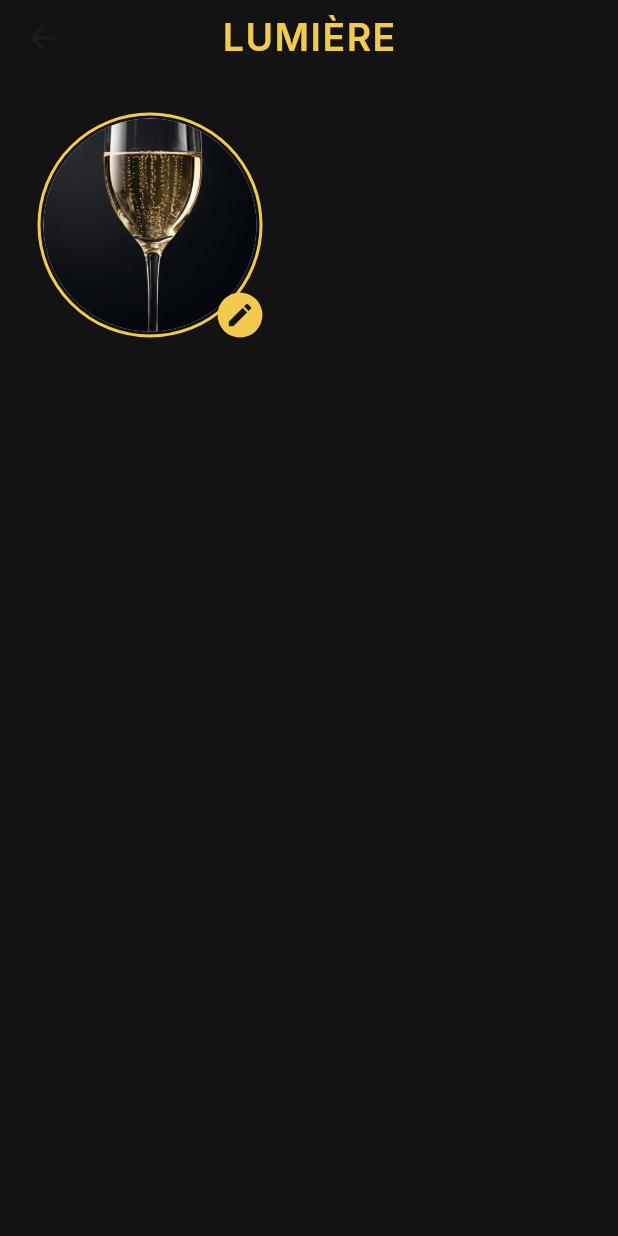
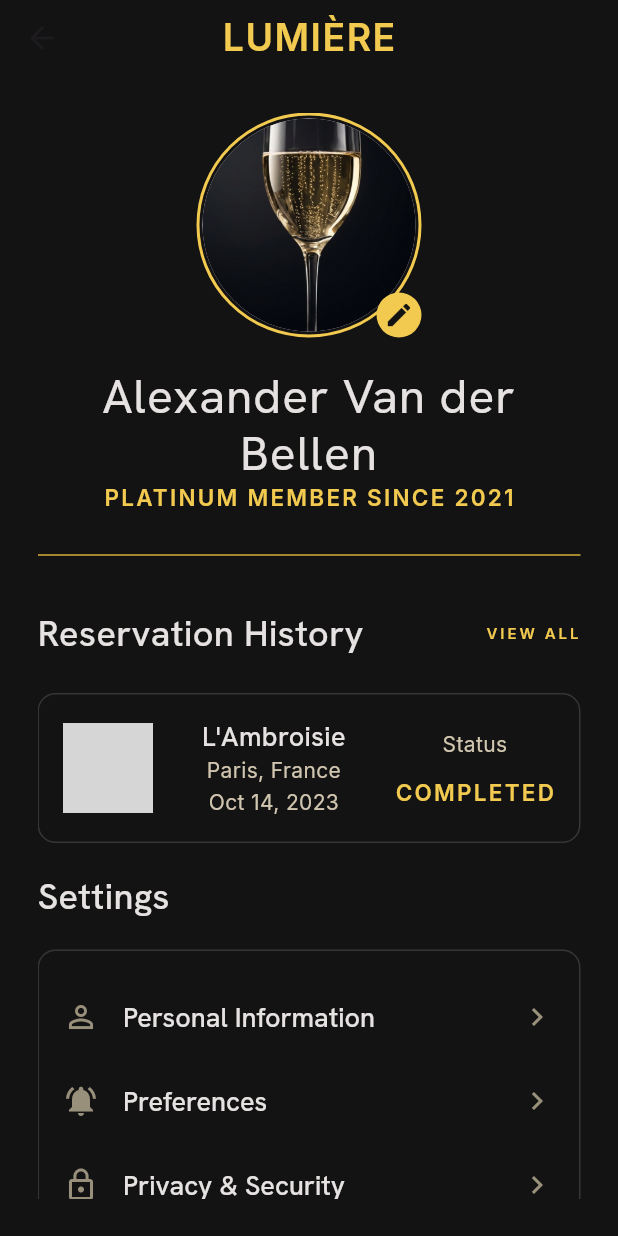
Before and after one commit to Loaya9779/Aura_Luxury_Reservations, a Flutter app: the ProfileScreen screen opened by its route, on a phone screen of 412 x 824 dp. Run offline on Flutter 3.47's test engine with Material 3 defaults, Android fonts, the phone set to English and light mode, and no system bars; our stand-ins replace cloud_firestore, firebase_auth, firebase_core, flutter_bloc, flutter_screenutil, google_fonts and 2 more; accounts and stored records are empty; network calls fail; grey boxes are pictures that could not be loaded.

Commit message:
feat: enhance profile screen layout and add booking history components with setting list tiles and finishing profile screen ui

```diff
--- a/lib/features/profile/screen/profile_screen.dart
+++ b/lib/features/profile/screen/profile_screen.dart
@@ -1,6 +1,10 @@
 import 'package:aura_luxury_reservations/core/app_colors.dart';
+import 'package:aura_luxury_reservations/core/app_style.dart';
 import 'package:aura_luxury_reservations/core/widgets/custom_app_bar.dart';
+import 'package:aura_luxury_reservations/features/profile/widgets/custom_list_tile.dart';
+import 'package:aura_luxury_reservations/features/profile/widgets/profile_booking_history_container.dart';
 import 'package:aura_luxury_reservations/features/profile/widgets/profile_picture_widget.dart';
+import 'package:aura_luxury_reservations/features/profile/widgets/view_all_history_row.dart';
 import 'package:flutter/material.dart';
 
 class ProfileScreen extends StatelessWidget {
@@ -13,7 +17,60 @@ class ProfileScreen extends StatelessWidget {
       backgroundColor: AppColors.background,
       body: Padding(
         padding: EdgeInsets.all(25),
-        child: Column(children: [ProfilePicture()]),
+        child: SingleChildScrollView(
+          child: Column(
+            children: [
+              ProfilePicture(),
+              SizedBox(height: 20),
+              Text(
+                "Alexander Van der Bellen",
+                style: AppStyle.headlineLarge,
+                textAlign: TextAlign.center,
+              ),
+              Text("PLATINUM MEMBER SINCE 2021", style: AppStyle.labelMedium),
+              Padding(
+                padding: EdgeInsetsGeometry.symmetric(vertical: 20),
+                child: Divider(color: AppColors.gold),
+              ),
+              ViewAllHistoryRow(),
+              ProfileBookingHistoryContainer(),
+              SizedBox(height: 20),
+              Row(children: [Text("Settings", style: AppStyle.headlineMedium)]),
+              SizedBox(height: 20),
+              Container(
+                padding: EdgeInsets.all(16),
+                decoration: BoxDecoration(
+                  border: Border.all(width: 1, color: AppColors.surfaceHighest),
+                  borderRadius: BorderRadius.circular(12),
+                ),
+                child: Column(
+                  children: [
+                    CustomListTile(
+                      icon: Icons.person_outline,
+                      title: "Personal Information",
+                      isSignout: false,
+                    ),
+                    CustomListTile(
+                      icon: Icons.notifications_active,
+                      title: "Preferences",
+                      isSignout: false,
+                    ),
+                    CustomListTile(
+                      icon: Icons.lock_outline,
+                      title: "Privacy & Security",
+                      isSignout: false,
+                    ),
+                    CustomListTile(
+                      icon: Icons.logout,
+                      title: "Sign Out",
+                      isSignout: true,
+                    ),
+                  ],
+                ),
+              ),
+            ],
+          ),
+        ),
       ),
     );
   }
--- /dev/null
+++ b/lib/features/profile/widgets/custom_list_tile.dart
@@ -0,0 +1,30 @@
+import 'package:aura_luxury_reservations/core/app_colors.dart';
+import 'package:aura_luxury_reservations/core/app_style.dart';
+import 'package:flutter/material.dart';
+
+class CustomListTile extends StatelessWidget {
+  final IconData icon;
+  final String title;
+  final bool isSignout;
+  const CustomListTile({
+    super.key,
+    required this.icon,
+    required this.title,
+    required this.isSignout,
+  });
+
+  @override
+  Widget build(BuildContext context) {
+    return ListTile(
+      leading: Icon(icon),
+      iconColor: isSignout ? AppColors.red : AppColors.outline,
+      titleTextStyle: isSignout
+          ? AppStyle.headlineExtraSmall.copyWith(color: AppColors.red)
+          : AppStyle.headlineExtraSmall,
+      title: Text(title),
+      trailing: isSignout ? null : Icon(Icons.keyboard_arrow_right),
+      contentPadding: EdgeInsets.zero,
+      onTap: () {},
+    );
+  }
+}
--- /dev/null
+++ b/lib/features/profile/widgets/profile_booking_history_container.dart
@@ -0,0 +1,49 @@
+import 'package:aura_luxury_reservations/core/app_colors.dart';
+import 'package:aura_luxury_reservations/core/app_style.dart';
+import 'package:flutter/material.dart';
+
+class ProfileBookingHistoryContainer extends StatelessWidget {
+  const ProfileBookingHistoryContainer({super.key});
+
+  @override
+  Widget build(BuildContext context) {
+    return Container(
+      padding: EdgeInsets.all(16),
+      margin: EdgeInsets.only(top: 16),
+      height: 100,
+      decoration: BoxDecoration(
+        border: Border.all(width: 1, color: AppColors.surfaceHighest),
+        borderRadius: BorderRadius.circular(12),
+      ),
+      child: Row(
+        mainAxisAlignment: MainAxisAlignment.spaceBetween,
+        children: [
+          ClipRRect(
+            borderRadius: BorderRadiusGeometry.circular(8),
+            child: Image.network(
+              "https://cdn.corenexis.com/f/l1lD1ip39ER.png",
+              height: 60,
+              width: 60,
+              fit: BoxFit.fill,
+            ),
+          ),
+          Column(
+            mainAxisAlignment: MainAxisAlignment.spaceBetween,
+            children: [
+              Text("L'Ambroisie", style: AppStyle.headlineExtraSmall),
+              Text("Paris, France", style: AppStyle.bodySmall),
+              Text("Oct 14, 2023", style: AppStyle.bodySmall),
+            ],
+          ),
+          Column(
+            mainAxisAlignment: MainAxisAlignment.spaceAround,
+            children: [
+              Text("Status", style: AppStyle.bodySmall),
+              Text("COMPLETED", style: AppStyle.labelMedium),
+            ],
+          ),
+        ],
+      ),
+    );
+  }
+}
--- /dev/null
+++ b/lib/features/profile/widgets/view_all_history_row.dart
@@ -0,0 +1,21 @@
+import 'package:aura_luxury_reservations/core/app_style.dart';
+import 'package:flutter/material.dart';
+
+class ViewAllHistoryRow extends StatelessWidget {
+  const ViewAllHistoryRow({super.key});
+
+  @override
+  Widget build(BuildContext context) {
+    return Row(
+      mainAxisAlignment: MainAxisAlignment.spaceBetween,
+      children: [
+        Text("Reservation History", style: AppStyle.headlineMedium),
+        TextButton(
+          onPressed: () {},
+          style: TextButton.styleFrom(padding: EdgeInsets.zero),
+          child: Text("VIEW ALL", style: AppStyle.labelSmall),
+        ),
+      ],
+    );
+  }
+}
```
